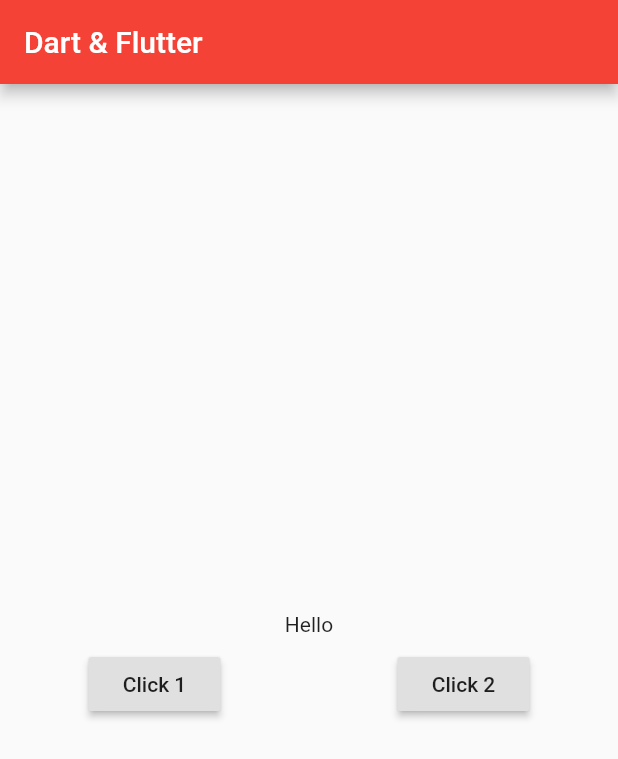
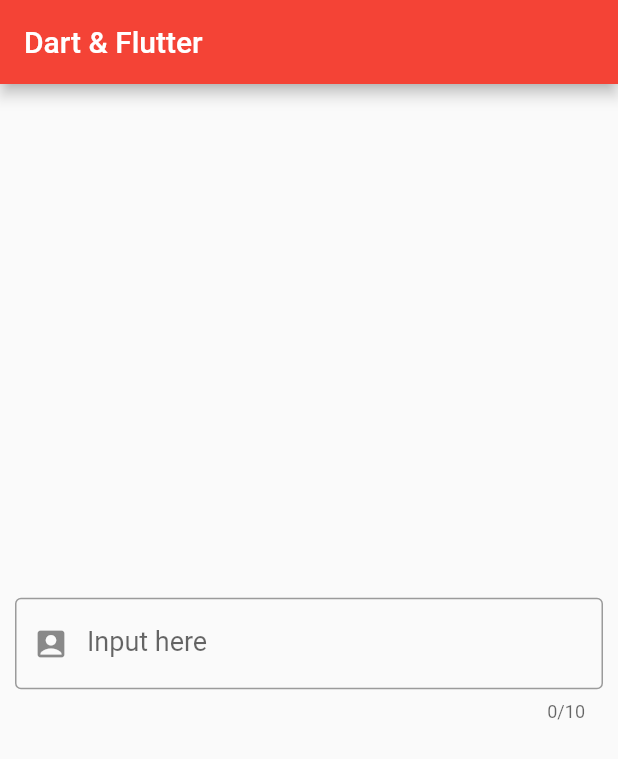
Before and after one commit to Rakibul25/dartandflutter, a Flutter app: the screen it shows after launch, on a phone screen of 412 x 824 dp. Shown: the top 759 px of the screen. Run offline on Flutter 3.47's test engine with Material 2 defaults, Android fonts, the phone set to English and light mode, and no system bars.

Commit message:
Textfield properties(design)

```diff
--- a/lib/main.dart
+++ b/lib/main.dart
@@ -1,8 +1,9 @@
 import 'package:flutter/material.dart';
 
-void main(){
+void main() {
   runApp(MyApp());
 }
+
 class MyApp extends StatelessWidget {
   String name = "Rakib";
   @override
@@ -23,32 +24,24 @@
               mainAxisAlignment: MainAxisAlignment.center,
               children: <Widget>[
                 Padding(
-                padding: const EdgeInsets.all(8.0),
-                child: Text(
-                    "Hello"
+                  padding: const EdgeInsets.all(10.0),
+                  child: TextField(
+                    decoration: InputDecoration(
+                      prefixIcon: Icon(Icons.account_box),
+                        hintText: "Input here",
+                        //we can use LabelText,helperText
+                        border: OutlineInputBorder(),
+                        labelText: "Input here"),
+                    maxLength: 10,
+                    style: TextStyle(
+                      color: Colors.red,
+                      fontSize: 18,
                     ),
-              ),
-              Row(
-                mainAxisAlignment: MainAxisAlignment.spaceAround,
-                children: <Widget>[
-                  RaisedButton(
-                    onPressed: (){},
-                    child: Text(
-                      "Click 1"
-                    ),
-                  ),
-                  RaisedButton(
-                    onPressed: (){},
-                    child: Text(
-                      "Click 2"
                   ),
                 )
               ],
-              )
-            ],
             ),
-        )
-      ),
+          )),
     );
   }
 }
```
Lines whose indentation alone changed are shown as unchanged.
